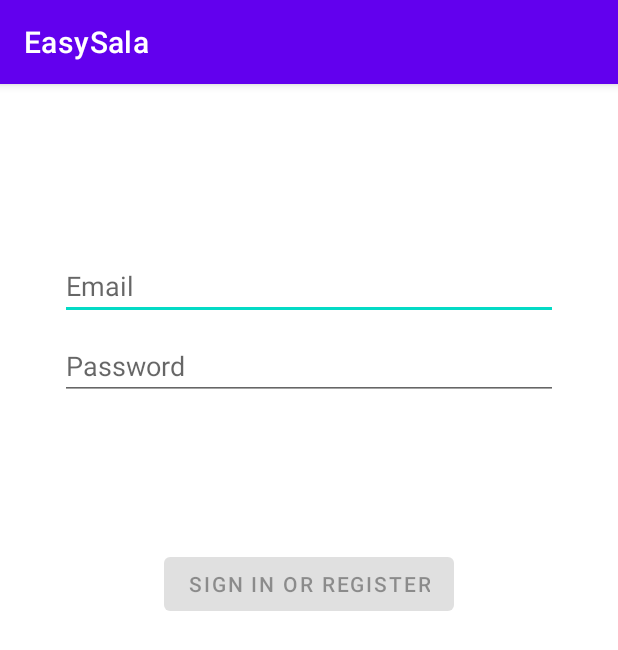
After one commit to tomxscode/EasySala, an Android app: the fragment LoginFragment shown on its own in the app's theme, on a phone screen of 412 x 824 dp. The commit adds this screen. Shown: the top 650 px of the screen. Run offline under Robolectric (Android 15) with nearby library versions, the phone set to English and light mode, and no system bars.

Commit message:
Fragmento login

```diff
--- a/app/build.gradle.kts
+++ b/app/build.gradle.kts
@@ -40,6 +40,7 @@ dependencies {
     implementation("androidx.lifecycle:lifecycle-viewmodel-ktx:2.6.1")
     implementation("androidx.navigation:navigation-fragment:2.5.3")
     implementation("androidx.navigation:navigation-ui:2.5.3")
+    implementation("androidx.annotation:annotation:1.6.0")
     testImplementation("junit:junit:4.13.2")
     androidTestImplementation("androidx.test.ext:junit:1.1.5")
     androidTestImplementation("androidx.test.espresso:espresso-core:3.5.1")
--- /dev/null
+++ b/app/src/main/java/com/example/easysala/data/LoginRepository.java
@@ -0,0 +1,54 @@
+package com.example.easysala.data;
+
+import com.example.easysala.data.model.LoggedInUser;
+
+/**
+ * Class that requests authentication and user information from the remote data source and
+ * maintains an in-memory cache of login status and user credentials information.
+ */
+public class LoginRepository {
+
+    private static volatile LoginRepository instance;
+
+    private LoginDataSource dataSource;
+
+    // If user credentials will be cached in local storage, it is recommended it be encrypted
+    // @see https://developer.android.com/training/articles/keystore
+    private LoggedInUser user = null;
+
+    // private constructor : singleton access
+    private LoginRepository(LoginDataSource dataSource) {
+        this.dataSource = dataSource;
+    }
+
+    public static LoginRepository getInstance(LoginDataSource dataSource) {
+        if (instance == null) {
+            instance = new LoginRepository(dataSource);
+        }
+        return instance;
+    }
+
+    public boolean isLoggedIn() {
+        return user != null;
+    }
+
+    public void logout() {
+        user = null;
+        dataSource.logout();
+    }
+
+    private void setLoggedInUser(LoggedInUser user) {
+        this.user = user;
+        // If user credentials will be cached in local storage, it is recommended it be encrypted
+        // @see https://developer.android.com/training/articles/keystore
+    }
+
+    public Result<LoggedInUser> login(String username, String password) {
+        // handle login
+        Result<LoggedInUser> result = dataSource.login(username, password);
+        if (result instanceof Result.Success) {
+            setLoggedInUser(((Result.Success<LoggedInUser>) result).getData());
+        }
+        return result;
+    }
+}
--- a/app/src/main/java/com/example/easysala/ui/home/HomeFragment.java
+++ b/app/src/main/java/com/example/easysala/ui/home/HomeFragment.java
@@ -4,13 +4,17 @@ import android.os.Bundle;
 import android.view.LayoutInflater;
 import android.view.View;
 import android.view.ViewGroup;
+import android.widget.Button;
 import android.widget.TextView;
 
 import androidx.annotation.NonNull;
 import androidx.fragment.app.Fragment;
+import androidx.fragment.app.FragmentActivity;
 import androidx.lifecycle.ViewModelProvider;
+import com.example.easysala.R;
 
 import com.example.easysala.databinding.FragmentHomeBinding;
+import com.example.easysala.ui.login.LoginFragment;
 
 public class HomeFragment extends Fragment {
 
@@ -21,6 +25,7 @@ public class HomeFragment extends Fragment {
 
         binding = FragmentHomeBinding.inflate(inflater, container, false);
         View root = binding.getRoot();
+
         return root;
     }
 
--- /dev/null
+++ b/app/src/main/java/com/example/easysala/ui/login/LoginFragment.java
@@ -0,0 +1,150 @@
+package com.example.easysala.ui.login;
+
+import androidx.lifecycle.Observer;
+import androidx.lifecycle.ViewModelProvider;
+import androidx.annotation.NonNull;
+import androidx.annotation.Nullable;
+import androidx.annotation.StringRes;
+import androidx.fragment.app.Fragment;
+
+import android.os.Bundle;
+import android.text.Editable;
+import android.text.TextWatcher;
+import android.view.KeyEvent;
+import android.view.LayoutInflater;
+import android.view.View;
+import android.view.ViewGroup;
+import android.view.inputmethod.EditorInfo;
+import android.widget.Button;
+import android.widget.EditText;
+import android.widget.ProgressBar;
+import android.widget.TextView;
+import android.widget.Toast;
+
+import com.example.easysala.databinding.FragmentLoginBinding;
+
+import com.example.easysala.R;
+
+public class LoginFragment extends Fragment {
+
+    private LoginViewModel loginViewModel;
+    private FragmentLoginBinding binding;
+
+    @Nullable
+    @Override
+    public View onCreateView(@NonNull LayoutInflater inflater,
+                             @Nullable ViewGroup container,
+                             @Nullable Bundle savedInstanceState) {
+
+        binding = FragmentLoginBinding.inflate(inflater, container, false);
+        return binding.getRoot();
+
+    }
+
+    @Override
+    public void onViewCreated(@NonNull View view, @Nullable Bundle savedInstanceState) {
+        super.onViewCreated(view, savedInstanceState);
+        loginViewModel = new ViewModelProvider(this, new LoginViewModelFactory())
+                .get(LoginViewModel.class);
+
+        final EditText usernameEditText = binding.username;
+        final EditText passwordEditText = binding.password;
+        final Button loginButton = binding.login;
+        final ProgressBar loadingProgressBar = binding.loading;
+
+        loginViewModel.getLoginFormState().observe(getViewLifecycleOwner(), new Observer<LoginFormState>() {
+            @Override
+            public void onChanged(@Nullable LoginFormState loginFormState) {
+                if (loginFormState == null) {
+                    return;
+                }
+                loginButton.setEnabled(loginFormState.isDataValid());
+                if (loginFormState.getUsernameError() != null) {
+                    usernameEditText.setError(getString(loginFormState.getUsernameError()));
+                }
+                if (loginFormState.getPasswordError() != null) {
+                    passwordEditText.setError(getString(loginFormState.getPasswordError()));
+                }
+            }
+        });
+
+        loginViewModel.getLoginResult().observe(getViewLifecycleOwner(), new Observer<LoginResult>() {
+            @Override
+            public void onChanged(@Nullable LoginResult loginResult) {
+                if (loginResult == null) {
+                    return;
+                }
+                loadingProgressBar.setVisibility(View.GONE);
+                if (loginResult.getError() != null) {
+                    showLoginFailed(loginResult.getError());
+                }
+                if (loginResult.getSuccess() != null) {
+                    updateUiWithUser(loginResult.getSuccess());
+                }
+            }
+        });
+
+        TextWatcher afterTextChangedListener = new TextWatcher() {
+            @Override
+            public void beforeTextChanged(CharSequence s, int start, int count, int after) {
+                // ignore
+            }
+
+            @Override
+            public void onTextChanged(CharSequence s, int start, int before, int count) {
+                // ignore
+            }
+
+            @Override
+            public void afterTextChanged(Editable s) {
+                loginViewModel.loginDataChanged(usernameEditText.getText().toString(),
+                        passwordEditText.getText().toString());
+            }
+        };
+        usernameEditText.addTextChangedListener(afterTextChangedListener);
+        passwordEditText.addTextChangedListener(afterTextChangedListener);
+        passwordEditText.setOnEditorActionListener(new TextView.OnEditorActionListener() {
+
+            @Override
+            public boolean onEditorAction(TextView v, int actionId, KeyEvent event) {
+                if (actionId == EditorInfo.IME_ACTION_DONE) {
+                    loginViewModel.login(usernameEditText.getText().toString(),
+                            passwordEditText.getText().toString());
+                }
+                return false;
+            }
+        });
+
+        loginButton.setOnClickListener(new View.OnClickListener() {
+            @Override
+            public void onClick(View v) {
+                loadingProgressBar.setVisibility(View.VISIBLE);
+                loginViewModel.login(usernameEditText.getText().toString(),
+                        passwordEditText.getText().toString());
+            }
+        });
+    }
+
+    private void updateUiWithUser(LoggedInUserView model) {
+        String welcome = getString(R.string.welcome) + model.getDisplayName();
+        // TODO : initiate successful logged in experience
+        if (getContext() != null && getContext().getApplicationContext() != null) {
+            Toast.makeText(getContext().getApplicationContext(), welcome, Toast.LENGTH_LONG).show();
+        }
+    }
+
+    private void showLoginFailed(@StringRes Integer errorString) {
+        if (getContext() != null && getContext().getApplicationContext() != null) {
+            Toast.makeText(
+                    getContext().getApplicationContext(),
+                    errorString,
+                    Toast.LENGTH_LONG).show();
+        }
+    }
+
+    @Override
+    public void onDestroyView() {
+        super.onDestroyView();
+        binding = null;
+    }
+}
--- /dev/null
+++ b/app/src/main/java/com/example/easysala/ui/login/LoginViewModel.java
@@ -0,0 +1,70 @@
+package com.example.easysala.ui.login;
+
+import androidx.lifecycle.LiveData;
+import androidx.lifecycle.MutableLiveData;
+import androidx.lifecycle.ViewModel;
+
+import android.util.Patterns;
+
+import com.example.easysala.data.LoginRepository;
+import com.example.easysala.data.Result;
+import com.example.easysala.data.model.LoggedInUser;
+import com.example.easysala.R;
+
+public class LoginViewModel extends ViewModel {
+
+    private MutableLiveData<LoginFormState> loginFormState = new MutableLiveData<>();
+    private MutableLiveData<LoginResult> loginResult = new MutableLiveData<>();
+    private LoginRepository loginRepository;
+
+    LoginViewModel(LoginRepository loginRepository) {
+        this.loginRepository = loginRepository;
+    }
+
+    LiveData<LoginFormState> getLoginFormState() {
+        return loginFormState;
+    }
+
+    LiveData<LoginResult> getLoginResult() {
+        return loginResult;
+    }
+
+    public void login(String username, String password) {
+        // can be launched in a separate asynchronous job
+        Result<LoggedInUser> result = loginRepository.login(username, password);
+
+        if (result instanceof Result.Success) {
+            LoggedInUser data = ((Result.Success<LoggedInUser>) result).getData();
+            loginResult.setValue(new LoginResult(new LoggedInUserView(data.getDisplayName())));
+        } else {
+            loginResult.setValue(new LoginResult(R.string.login_failed));
+        }
+    }
+
+    public void loginDataChanged(String username, String password) {
+        if (!isUserNameValid(username)) {
+            loginFormState.setValue(new LoginFormState(R.string.invalid_username, null));
+        } else if (!isPasswordValid(password)) {
+            loginFormState.setValue(new LoginFormState(null, R.string.invalid_password));
+        } else {
+            loginFormState.setValue(new LoginFormState(true));
+        }
+    }
+
+    // A placeholder username validation check
+    private boolean isUserNameValid(String username) {
+        if (username == null) {
+            return false;
+        }
+        if (username.contains("@")) {
+            return Patterns.EMAIL_ADDRESS.matcher(username).matches();
+        } else {
+            return !username.trim().isEmpty();
+        }
+    }
+
+    // A placeholder password validation check
+    private boolean isPasswordValid(String password) {
+        return password != null && password.trim().length() > 5;
+    }
+}
--- /dev/null
+++ b/app/src/main/java/com/example/easysala/ui/login/LoginViewModelFactory.java
@@ -0,0 +1,26 @@
+package com.example.easysala.ui.login;
+
+import androidx.lifecycle.ViewModel;
+import androidx.lifecycle.ViewModelProvider;
+import androidx.annotation.NonNull;
+
+import com.example.easysala.data.LoginDataSource;
+import com.example.easysala.data.LoginRepository;
+
+/**
+ * ViewModel provider factory to instantiate LoginViewModel.
+ * Required given LoginViewModel has a non-empty constructor
+ */
+public class LoginViewModelFactory implements ViewModelProvider.Factory {
+
+    @NonNull
+    @Override
+    @SuppressWarnings("unchecked")
+    public <T extends ViewModel> T create(@NonNull Class<T> modelClass) {
+        if (modelClass.isAssignableFrom(LoginViewModel.class)) {
+            return (T) new LoginViewModel(LoginRepository.getInstance(new LoginDataSource()));
+        } else {
+            throw new IllegalArgumentException("Unknown ViewModel class");
+        }
+    }
+}
--- /dev/null
+++ b/app/src/main/res/layout/fragment_login.xml
@@ -0,0 +1,76 @@
+<?xml version="1.0" encoding="utf-8"?>
+<androidx.constraintlayout.widget.ConstraintLayout xmlns:android="http://schemas.android.com/apk/res/android"
+    xmlns:app="http://schemas.android.com/apk/res-auto"
+    xmlns:tools="http://schemas.android.com/tools"
+    android:id="@+id/container"
+    android:layout_width="match_parent"
+    android:layout_height="match_parent"
+    android:paddingLeft="@dimen/fragment_horizontal_margin"
+    android:paddingTop="@dimen/fragment_vertical_margin"
+    android:paddingRight="@dimen/fragment_horizontal_margin"
+    android:paddingBottom="@dimen/fragment_vertical_margin"
+    tools:context=".ui.login.LoginFragment">
+
+    <EditText
+        android:id="@+id/username"
+        android:layout_width="0dp"
+        android:layout_height="wrap_content"
+        android:layout_marginStart="24dp"
+        android:layout_marginTop="96dp"
+        android:layout_marginEnd="24dp"
+        android:hint="@string/prompt_email"
+        android:inputType="textEmailAddress"
+        android:selectAllOnFocus="true"
+        app:layout_constraintEnd_toEndOf="parent"
+        app:layout_constraintStart_toStartOf="parent"
+        app:layout_constraintTop_toTopOf="parent" />
+
+    <EditText
+        android:id="@+id/password"
+        android:layout_width="0dp"
+        android:layout_height="wrap_content"
+        android:layout_marginStart="24dp"
+        android:layout_marginTop="8dp"
+        android:layout_marginEnd="24dp"
+        android:hint="@string/prompt_password"
+        android:imeActionLabel="@string/action_sign_in_short"
+        android:imeOptions="actionDone"
+        android:inputType="textPassword"
+        android:selectAllOnFocus="true"
+        app:layout_constraintEnd_toEndOf="parent"
+        app:layout_constraintStart_toStartOf="parent"
+        app:layout_constraintTop_toBottomOf="@+id/username" />
+
+    <Button
+        android:id="@+id/login"
+        android:layout_width="wrap_content"
+        android:layout_height="wrap_content"
+        android:layout_gravity="start"
+        android:layout_marginStart="48dp"
+        android:layout_marginTop="16dp"
+        android:layout_marginEnd="48dp"
+        android:layout_marginBottom="64dp"
+        android:enabled="false"
+        android:text="@string/action_sign_in"
+        app:layout_constraintBottom_toBottomOf="parent"
+        app:layout_constraintEnd_toEndOf="parent"
+        app:layout_constraintStart_toStartOf="parent"
+        app:layout_constraintTop_toBottomOf="@+id/password"
+        app:layout_constraintVertical_bias="0.2" />
+
+    <ProgressBar
+        android:id="@+id/loading"
+        android:layout_width="wrap_content"
+        android:layout_height="wrap_content"
+        android:layout_gravity="center"
+        android:layout_marginStart="32dp"
+        android:layout_marginTop="64dp"
+        android:layout_marginEnd="32dp"
+        android:layout_marginBottom="64dp"
+        android:visibility="gone"
+        app:layout_constraintBottom_toBottomOf="parent"
+        app:layout_constraintEnd_toEndOf="@+id/password"
+        app:layout_constraintStart_toStartOf="@+id/password"
+        app:layout_constraintTop_toTopOf="parent"
+        app:layout_constraintVertical_bias="0.3" />
+</androidx.constraintlayout.widget.ConstraintLayout>
--- a/app/src/main/res/values/dimens.xml
+++ b/app/src/main/res/values/dimens.xml
@@ -2,4 +2,7 @@
     <!-- Default screen margins, per the Android Design guidelines. -->
     <dimen name="activity_horizontal_margin">16dp</dimen>
     <dimen name="activity_vertical_margin">16dp</dimen>
+    <!-- Default screen margins, per the Android Design guidelines. -->
+    <dimen name="fragment_horizontal_margin">16dp</dimen>
+    <dimen name="fragment_vertical_margin">16dp</dimen>
 </resources>
--- a/app/src/main/res/values/strings.xml
+++ b/app/src/main/res/values/strings.xml
@@ -3,4 +3,13 @@
     <string name="title_home">Inicio</string>
     <string name="title_dashboard">Panel de control</string>
     <string name="title_notifications">Notificaciones</string>
+    <!-- Strings related to login -->
+    <string name="prompt_email">Email</string>
+    <string name="prompt_password">Password</string>
+    <string name="action_sign_in">Sign in or register</string>
+    <string name="action_sign_in_short">Sign in</string>
+    <string name="welcome">"Welcome!"</string>
+    <string name="invalid_username">Not a valid username</string>
+    <string name="invalid_password">Password must be >5 characters</string>
+    <string name="login_failed">"Login failed"</string>
 </resources>
```
Also changed, not shown: app/src/main/java/com/example/easysala/data/LoginDataSource.java (added, +29 -0 lines), app/src/main/java/com/example/easysala/data/Result.java (added, +48 -0 lines), app/src/main/java/com/example/easysala/data/model/LoggedInUser.java (added, +23 -0 lines), app/src/main/java/com/example/easysala/ui/login/LoggedInUserView.java (added, +17 -0 lines), app/src/main/java/com/example/easysala/ui/login/LoginFormState.java (added, +40 -0 lines), app/src/main/java/com/example/easysala/ui/login/LoginResult.java (added, +31 -0 lines), app/src/main/res/layout/fragment_home.xml (+9 -0 lines).
